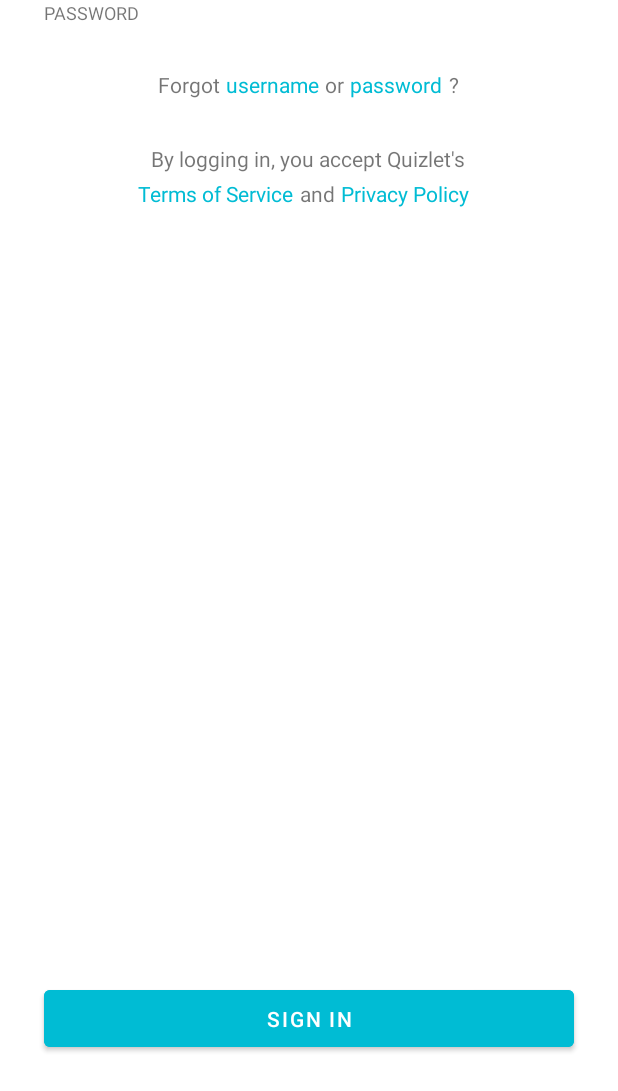
After one commit to kyangho/PRM392-Colorful, an Android app: the layout activity_signin.xml on its own in the app's theme, with its tools: preview values and no code run, on a phone screen of 412 x 824 dp. The commit adds this screen. Shown: the top 1091 px of the screen. Run offline under Robolectric (Android 15) with nearby library versions, the phone set to English and light mode, and no system bars.

Commit message:
[ADD] Add db connect

```diff
--- a/app/src/main/AndroidManifest.xml
+++ b/app/src/main/AndroidManifest.xml
@@ -14,12 +14,12 @@
         android:theme="@style/Theme.PRM392_Colorful"
         tools:targetApi="31">
         <activity
-            android:name=".SignUp"
+            android:name=".activity.SignUp"
             android:exported="false"
             android:label="@string/title_activity_sign_up"
             android:theme="@style/Theme.PRM392_Colorful.NoActionBar" />
         <activity
-            android:name=".Landing"
+            android:name=".activity.Landing"
             android:exported="true">
             <intent-filter>
                 <action android:name="android.intent.action.MAIN" />
--- a/app/src/main/java/com/coloful/Landing.java
+++ b/app/src/main/java/com/coloful/activity/Landing.java
@@ -1,4 +1,4 @@
-package com.coloful;
+package com.coloful.activity;
 
 import androidx.appcompat.app.AppCompatActivity;
 
@@ -6,6 +6,8 @@ import android.content.Intent;
 import android.os.Bundle;
 import android.view.View;
 import android.widget.Button;
+
+import com.coloful.R;
 
 public class Landing extends AppCompatActivity {
 
--- /dev/null
+++ b/app/src/main/java/com/coloful/activity/SignUp.java
@@ -0,0 +1,33 @@
+package com.coloful.activity;
+
+import android.content.Intent;
+import android.os.Bundle;
+import android.view.View;
+import android.widget.Button;
+import android.widget.ImageButton;
+
+
+import androidx.appcompat.app.AppCompatActivity;
+
+import com.coloful.R;
+
+
+public class SignUp extends AppCompatActivity {
+
+    ImageButton back;
+    Button signup;
+
+    @Override
+    protected void onCreate(Bundle savedInstanceState) {
+        super.onCreate(savedInstanceState);
+        setContentView(R.layout.activity_signup);
+        back = (ImageButton) findViewById(R.id.bt_back);
+        back.setOnClickListener(new View.OnClickListener() {
+            @Override
+            public void onClick(View view) {
+                Intent landing = new Intent(SignUp.this, Landing.class);
+                startActivity(landing);
+            }
+        });
+    }
+}
--- a/app/src/main/java/com/coloful/SignUp.java
+++ b/app/src/main/java/com/coloful/activity/Signin.java
@@ -1,4 +1,4 @@
-package com.coloful;
+package com.coloful.activity;
 
 import android.content.Intent;
 import android.os.Bundle;
@@ -6,14 +6,13 @@ import android.view.View;
 import android.widget.Button;
 import android.widget.ImageButton;
 
-
 import androidx.appcompat.app.AppCompatActivity;
 
+import com.coloful.R;
 
-public class SignUp extends AppCompatActivity {
-
+public class Signin extends AppCompatActivity {
     ImageButton back;
-    Button signup;
+    Button signin;
 
     @Override
     protected void onCreate(Bundle savedInstanceState) {
@@ -23,10 +22,9 @@ public class SignUp extends AppCompatActivity {
         back.setOnClickListener(new View.OnClickListener() {
             @Override
             public void onClick(View view) {
-                Intent landing = new Intent(SignUp.this, Landing.class);
+                Intent landing = new Intent(Signin.this, Landing.class);
                 startActivity(landing);
             }
         });
-
     }
 }
--- /dev/null
+++ b/app/src/main/java/com/coloful/dao/DBHelper.java
@@ -0,0 +1,25 @@
+package com.coloful.dao;
+
+import android.content.Context;
+import android.database.sqlite.SQLiteDatabase;
+import android.database.sqlite.SQLiteOpenHelper;
+
+public class DBHelper extends SQLiteOpenHelper {
+    public static final String DB_NAME = "DB_QUIZ";
+    private static final int version = 1;
+
+    public DBHelper(Context context){
+        super(context, DB_NAME, null, version);
+    }
+
+    @Override
+    public void onCreate(SQLiteDatabase sqLiteDatabase) {
+        String sqlAccount = "CREATE TABLE IF NOT EXISTS account (id integer primary key, username TEXT not null, password TEXT not null, email TEXT not null)";
+        sqLiteDatabase.execSQL(sqlAccount);
+    }
+
+    @Override
+    public void onUpgrade(SQLiteDatabase sqLiteDatabase, int i, int i1) {
+
+    }
+}
--- /dev/null
+++ b/app/src/main/java/com/coloful/model/Account.java
@@ -0,0 +1,37 @@
+package com.coloful.model;
+
+public class Account {
+    private int id;
+    private String username;
+    private String password;
+
+    public Account(int id, String username, String password) {
+        this.id = id;
+        this.username = username;
+        this.password = password;
+    }
+
+    public int getId() {
+        return id;
+    }
+
+    public void setId(int id) {
+        this.id = id;
+    }
+
+    public String getUsername() {
+        return username;
+    }
+
+    public void setUsername(String username) {
+        this.username = username;
+    }
+
+    public String getPassword() {
+        return password;
+    }
+
+    public void setPassword(String password) {
+        this.password = password;
+    }
+}
--- a/app/src/main/res/layout/activity_landing.xml
+++ b/app/src/main/res/layout/activity_landing.xml
@@ -4,7 +4,7 @@
     xmlns:tools="http://schemas.android.com/tools"
     android:layout_width="match_parent"
     android:layout_height="match_parent"
-    tools:context=".Landing">
+    tools:context=".activity.Landing">
 
     <TextView
         android:id="@+id/textView"
--- /dev/null
+++ b/app/src/main/res/layout/activity_signin.xml
@@ -0,0 +1,194 @@
+<?xml version="1.0" encoding="utf-8"?>
+<androidx.constraintlayout.widget.ConstraintLayout xmlns:android="http://schemas.android.com/apk/res/android"
+    xmlns:app="http://schemas.android.com/apk/res-auto"
+    xmlns:tools="http://schemas.android.com/tools"
+    android:layout_width="match_parent"
+    android:layout_height="match_parent">
+
+    <ImageButton
+        android:id="@+id/bt_back"
+        android:layout_width="36dp"
+        android:layout_height="0dp"
+        android:layout_marginStart="29dp"
+        android:layout_marginTop="41dp"
+        android:layout_marginEnd="328dp"
+        android:layout_marginBottom="30dp"
+        android:backgroundTint="#FFFFFF"
+        app:layout_constraintBottom_toTopOf="@+id/textView1"
+        app:layout_constraintEnd_toEndOf="parent"
+        app:layout_constraintStart_toStartOf="parent"
+        app:layout_constraintTop_toTopOf="parent"
+        app:srcCompat="?attr/actionModeCloseDrawable"
+        app:tint="#00BCD4"
+        tools:ignore="TouchTargetSizeCheck,SpeakableTextPresentCheck,SpeakableTextPresentCheck" />
+
+    <TextView
+        android:id="@+id/textView1"
+        android:layout_width="wrap_content"
+        android:layout_height="wrap_content"
+        android:layout_marginStart="35dp"
+        android:layout_marginBottom="10dp"
+        android:fontFamily="sans-serif-black"
+        android:text="LOG IN WITH YOUR USERNAME"
+        app:layout_constraintBottom_toTopOf="@+id/editTextTextPersonName"
+        app:layout_constraintStart_toStartOf="parent" />
+
+    <EditText
+        android:id="@+id/editTextTextPersonName"
+        android:layout_width="353dp"
+        android:layout_height="50dp"
+        android:layout_marginStart="29dp"
+        android:layout_marginBottom="10dp"
+        android:ems="10"
+        android:hint="Enter your username"
+        android:inputType="textPersonName"
+        app:layout_constraintBottom_toTopOf="@+id/tv_username"
+        app:layout_constraintStart_toStartOf="parent" />
+
+    <EditText
+        android:id="@+id/editTextTextPassword"
+        android:layout_width="353dp"
+        android:layout_height="50dp"
+        android:layout_marginStart="29dp"
+        android:layout_marginBottom="10dp"
+        android:ems="10"
+        android:hint="Enter your password"
+        android:inputType="textPassword"
+        app:layout_constraintBottom_toTopOf="@+id/tv_password"
+        app:layout_constraintStart_toStartOf="parent"
+        tools:ignore="TouchTargetSizeCheck" />
+
+    <TextView
+        android:id="@+id/tv_username"
+        android:layout_width="wrap_content"
+        android:layout_height="wrap_content"
+        android:layout_marginStart="29dp"
+        android:layout_marginBottom="25dp"
+        android:text="USERNAME"
+        android:textSize="12sp"
+        app:layout_constraintBottom_toTopOf="@+id/editTextTextPassword"
+        app:layout_constraintStart_toStartOf="parent" />
+
+    <TextView
+        android:id="@+id/tv_password"
+        android:layout_width="wrap_content"
+        android:layout_height="wrap_content"
+        android:layout_marginStart="29dp"
+        android:text="PASSWORD"
+        android:textSize="12sp"
+        app:layout_constraintStart_toStartOf="parent"
+        tools:layout_editor_absoluteY="285dp" />
+
+    <TextView
+        android:id="@+id/textView2"
+        android:layout_width="wrap_content"
+        android:layout_height="wrap_content"
+        android:layout_marginStart="105dp"
+        android:layout_marginTop="30dp"
+        android:text="Forgot"
+        app:layout_constraintStart_toStartOf="parent"
+        app:layout_constraintTop_toBottomOf="@+id/tv_password" />
+
+    <TextView
+        android:id="@+id/textView3"
+        android:layout_width="wrap_content"
+        android:layout_height="wrap_content"
+        android:layout_marginStart="4dp"
+        android:layout_marginTop="30dp"
+        android:text="username"
+        android:textColor="#00BCD4"
+        app:layout_constraintStart_toEndOf="@+id/textView2"
+        app:layout_constraintTop_toBottomOf="@+id/tv_password" />
+
+    <TextView
+        android:id="@+id/textView4"
+        android:layout_width="wrap_content"
+        android:layout_height="wrap_content"
+        android:layout_marginStart="4dp"
+        android:layout_marginTop="30dp"
+        android:text="or"
+        app:layout_constraintStart_toEndOf="@+id/textView3"
+        app:layout_constraintTop_toBottomOf="@+id/tv_password" />
+
+    <TextView
+        android:id="@+id/textView5"
+        android:layout_width="wrap_content"
+        android:layout_height="wrap_content"
+        android:layout_marginStart="4dp"
+        android:layout_marginTop="30dp"
+        android:text="password"
+        android:textColor="#00BCD4"
+        app:layout_constraintStart_toEndOf="@+id/textView4"
+        app:layout_constraintTop_toBottomOf="@+id/tv_password" />
+
+    <TextView
+        android:id="@+id/textView6"
+        android:layout_width="wrap_content"
+        android:layout_height="wrap_content"
+        android:layout_marginStart="4dp"
+        android:layout_marginTop="30dp"
+        android:layout_marginEnd="105dp"
+        android:text="\?"
+        app:layout_constraintEnd_toEndOf="parent"
+        app:layout_constraintStart_toEndOf="@+id/textView5"
+        app:layout_constraintTop_toBottomOf="@+id/tv_password" />
+
+    <TextView
+        android:id="@+id/textView7"
+        android:layout_width="wrap_content"
+        android:layout_height="wrap_content"
+        android:layout_marginStart="98dp"
+        android:layout_marginTop="30dp"
+        android:layout_marginEnd="99dp"
+        android:text="By logging in, you accept Quizlet's"
+        app:layout_constraintEnd_toEndOf="parent"
+        app:layout_constraintStart_toStartOf="parent"
+        app:layout_constraintTop_toBottomOf="@+id/textView2" />
+
+    <TextView
+        android:id="@+id/textView8"
+        android:layout_width="wrap_content"
+        android:layout_height="wrap_content"
+        android:layout_marginStart="92dp"
+        android:layout_marginTop="4dp"
+        android:text="Terms of Service"
+        android:textColor="#00BCD4"
+        app:layout_constraintStart_toStartOf="parent"
+        app:layout_constraintTop_toBottomOf="@+id/textView7" />
+
+    <TextView
+        android:id="@+id/textView9"
+        android:layout_width="wrap_content"
+        android:layout_height="wrap_content"
+        android:layout_marginStart="4dp"
+        android:layout_marginTop="4dp"
+        android:text="and"
+        app:layout_constraintStart_toEndOf="@+id/textView8"
+        app:layout_constraintTop_toBottomOf="@+id/textView7" />
+
+    <TextView
+        android:id="@+id/textView10"
+        android:layout_width="wrap_content"
+        android:layout_height="wrap_content"
+        android:layout_marginStart="4dp"
+        android:layout_marginTop="4dp"
+        android:text="Privacy Policy"
+        android:textColor="#00BCD4"
+        app:layout_constraintStart_toEndOf="@+id/textView9"
+        app:layout_constraintTop_toBottomOf="@+id/textView7" />
+
+    <Button
+        android:id="@+id/bt_signin"
+        android:layout_width="353dp"
+        android:layout_height="50dp"
+        android:layout_marginStart="29dp"
+        android:layout_marginEnd="29dp"
+        android:layout_marginBottom="120dp"
+        android:backgroundTint="#00BCD4"
+        android:text="sign in"
+        app:layout_constraintBottom_toBottomOf="parent"
+        app:layout_constraintEnd_toEndOf="parent"
+        app:layout_constraintHorizontal_bias="0.0"
+        app:layout_constraintStart_toStartOf="parent" />
+
+</androidx.constraintlayout.widget.ConstraintLayout>
--- a/app/src/main/res/layout/activity_signup.xml
+++ b/app/src/main/res/layout/activity_signup.xml
@@ -4,7 +4,7 @@
     xmlns:tools="http://schemas.android.com/tools"
     android:layout_width="match_parent"
     android:layout_height="match_parent"
-    tools:context=".SignUp">
+    tools:context=".activity.SignUp">
 
     <Button
         android:id="@+id/bt_signup"
@@ -131,11 +131,11 @@
         android:layout_marginBottom="30dp"
         android:text="PASSWORD"
         android:textSize="12sp"
-        app:layout_constraintBottom_toTopOf="@+id/textView9"
+        app:layout_constraintBottom_toTopOf="@+id/textView7"
         app:layout_constraintStart_toStartOf="parent" />
 
     <TextView
-        android:id="@+id/textView9"
+        android:id="@+id/textView7"
         android:layout_width="wrap_content"
         android:layout_height="wrap_content"
         android:layout_marginStart="98dp"
@@ -168,7 +168,7 @@
         android:textColor="#00BCD4"
         app:layout_constraintBottom_toTopOf="@+id/bt_signup"
         app:layout_constraintStart_toEndOf="@+id/textView11"
-        app:layout_constraintTop_toBottomOf="@+id/textView9" />
+        app:layout_constraintTop_toBottomOf="@+id/textView7" />
 
     <TextView
         android:id="@+id/textView11"
@@ -180,7 +180,7 @@
         android:text="and"
         app:layout_constraintBottom_toTopOf="@+id/bt_signup"
         app:layout_constraintStart_toEndOf="@+id/textView10"
-        app:layout_constraintTop_toBottomOf="@+id/textView9" />
+        app:layout_constraintTop_toBottomOf="@+id/textView7" />
 
     <ImageButton
         android:id="@+id/bt_back"
@@ -191,12 +191,12 @@
         android:layout_marginEnd="328dp"
         android:layout_marginBottom="30dp"
         android:backgroundTint="#FFFFFF"
-        android:tint="#00BCD4"
         app:layout_constraintBottom_toTopOf="@+id/textView3"
         app:layout_constraintEnd_toEndOf="parent"
         app:layout_constraintStart_toStartOf="parent"
         app:layout_constraintTop_toTopOf="parent"
         app:srcCompat="?attr/actionModeCloseDrawable"
+        app:tint="#00BCD4"
         tools:ignore="TouchTargetSizeCheck,SpeakableTextPresentCheck,SpeakableTextPresentCheck" />
 
 </androidx.constraintlayout.widget.ConstraintLayout>
```
